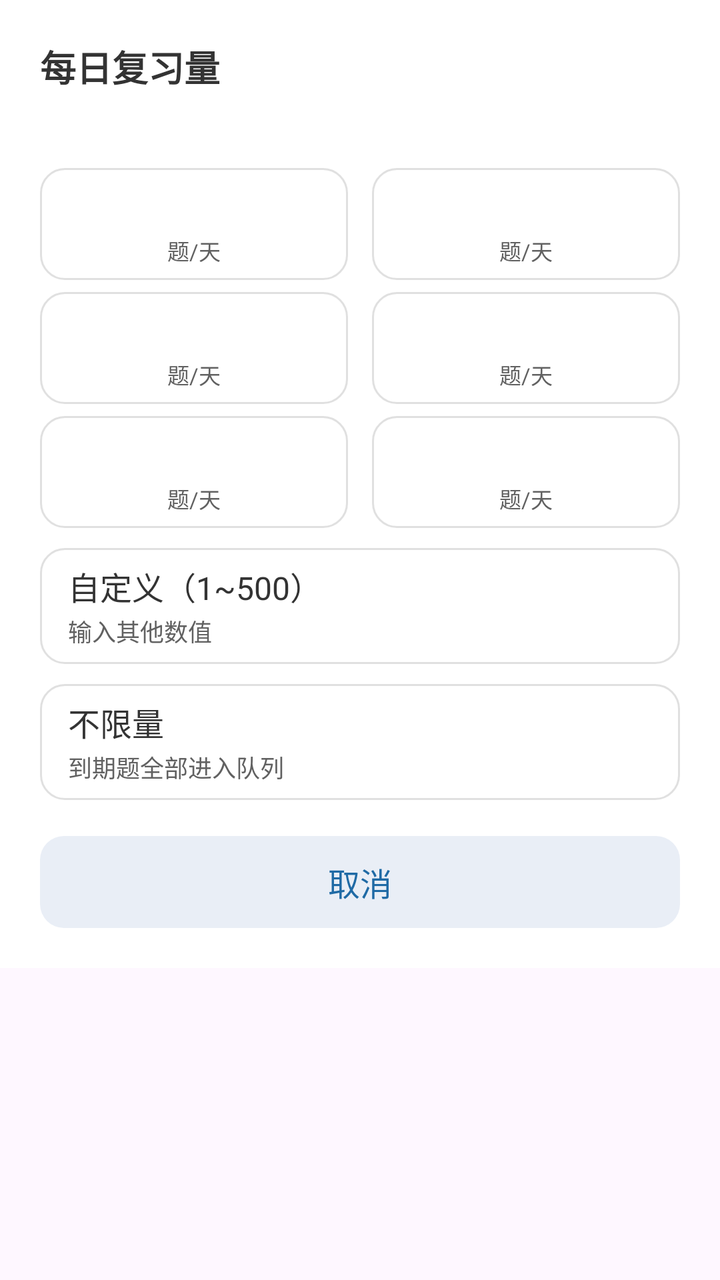
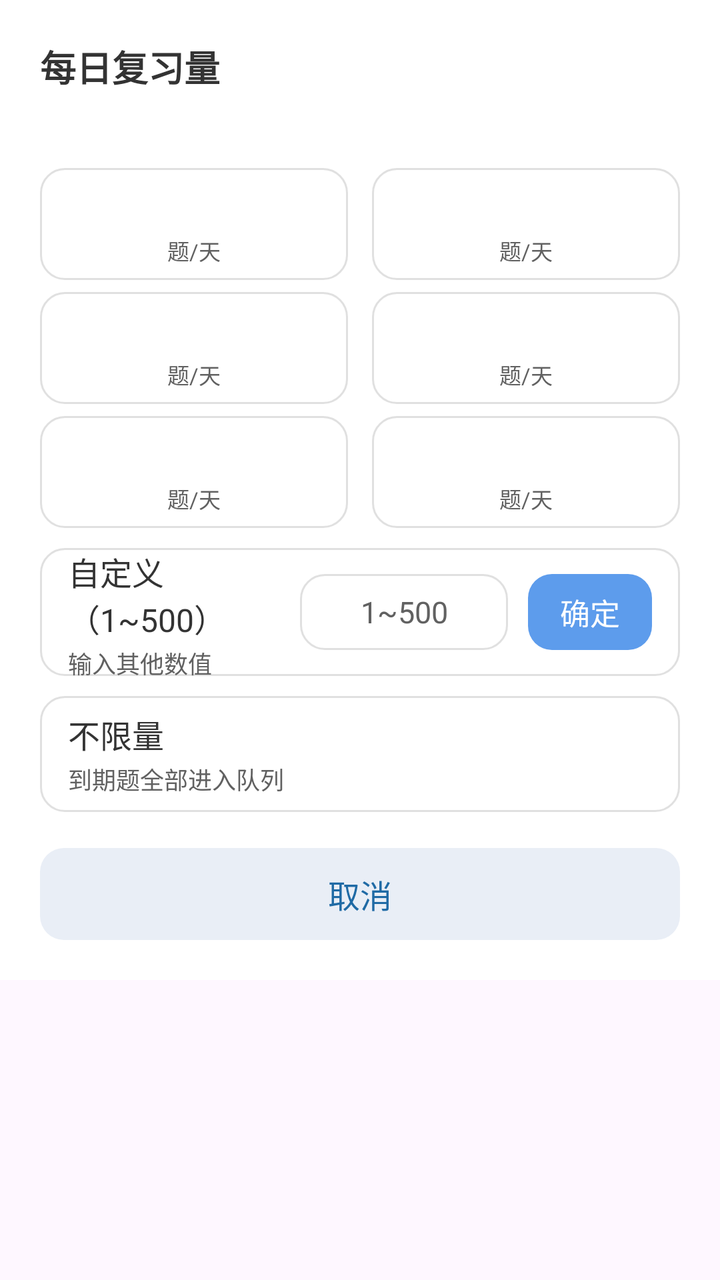

Before-and-after screenshots of an Android layout around one commit, followed by the original layout XML and the change that was made.
<!-- AndroidManifest.xml: application theme Theme.Demo -->
<!-- res/layout/dialog_budget.xml -->
<?xml version="1.0" encoding="utf-8"?>
<androidx.core.widget.NestedScrollView xmlns:android="http://schemas.android.com/apk/res/android"
    android:layout_width="match_parent"
    android:layout_height="wrap_content"
    android:fillViewport="false">

    <LinearLayout
        android:layout_width="match_parent"
        android:layout_height="wrap_content"
        android:orientation="vertical"
        android:background="@color/home_card"
        android:padding="20dp">

    <TextView
        android:id="@+id/tv_budget_title"
        android:layout_width="match_parent"
        android:layout_height="wrap_content"
        android:text="每日复习量"
        android:textSize="18sp"
        android:textStyle="bold"
        android:textColor="@color/home_text_primary" />

    <TextView
        android:id="@+id/tv_budget_current"
        android:layout_width="match_parent"
        android:layout_height="wrap_content"
        android:layout_marginTop="4dp"
        android:textSize="13sp"
        android:textColor="@color/home_text_secondary" />

    
    <LinearLayout
        android:layout_width="match_parent"
        android:layout_height="wrap_content"
        android:orientation="horizontal"
        android:layout_marginTop="16dp">

        <LinearLayout
            android:id="@+id/chip_0"
            android:layout_width="0dp"
            android:layout_height="56dp"
            android:layout_weight="1"
            android:layout_marginEnd="6dp"
            android:orientation="vertical"
            android:gravity="center"
            android:background="@drawable/bg_budget_option_normal"
            android:clickable="true"
            android:focusable="true"
            android:foreground="?attr/selectableItemBackground">

            <TextView
                android:id="@+id/chip_num_0"
                android:layout_width="wrap_content"
                android:layout_height="wrap_content"
                android:textSize="18sp"
                android:textStyle="bold"
                android:textColor="@color/home_text_primary" />

            <TextView
                android:layout_width="wrap_content"
                android:layout_height="wrap_content"
                android:layout_marginTop="2dp"
                android:text="题/天"
                android:textSize="11sp"
                android:textColor="@color/home_text_secondary" />
        </LinearLayout>

        <LinearLayout
            android:id="@+id/chip_1"
            android:layout_width="0dp"
            android:layout_height="56dp"
            android:layout_weight="1"
            android:layout_marginStart="6dp"
            android:orientation="vertical"
            android:gravity="center"
            android:background="@drawable/bg_budget_option_normal"
            android:clickable="true"
            android:focusable="true"
            android:foreground="?attr/selectableItemBackground">

            <TextView
                android:id="@+id/chip_num_1"
                android:layout_width="wrap_content"
                android:layout_height="wrap_content"
                android:textSize="18sp"
                android:textStyle="bold"
                android:textColor="@color/home_text_primary" />

            <TextView
                android:layout_width="wrap_content"
                android:layout_height="wrap_content"
                android:layout_marginTop="2dp"
                android:text="题/天"
                android:textSize="11sp"
                android:textColor="@color/home_text_secondary" />
        </LinearLayout>
    </LinearLayout>

    <LinearLayout
        android:layout_width="match_parent"
        android:layout_height="wrap_content"
        android:orientation="horizontal"
        android:layout_marginTop="6dp">

        <LinearLayout
            android:id="@+id/chip_2"
            android:layout_width="0dp"
            android:layout_height="56dp"
            android:layout_weight="1"
            android:layout_marginEnd="6dp"
            android:orientation="vertical"
            android:gravity="center"
            android:background="@drawable/bg_budget_option_normal"
            android:clickable="true"
            android:focusable="true"
            android:foreground="?attr/selectableItemBackground">

            <TextView
                android:id="@+id/chip_num_2"
                android:layout_width="wrap_content"
                android:layout_height="wrap_content"
                android:textSize="18sp"
                android:textStyle="bold"
                android:textColor="@color/home_text_primary" />

            <TextView
                android:layout_width="wrap_content"
                android:layout_height="wrap_content"
                android:layout_marginTop="2dp"
                android:text="题/天"
                android:textSize="11sp"
                android:textColor="@color/home_text_secondary" />
        </LinearLayout>

        <LinearLayout
            android:id="@+id/chip_3"
            android:layout_width="0dp"
            android:layout_height="56dp"
            android:layout_weight="1"
            android:layout_marginStart="6dp"
            android:orientation="vertical"
            android:gravity="center"
            android:background="@drawable/bg_budget_option_normal"
            android:clickable="true"
            android:focusable="true"
            android:foreground="?attr/selectableItemBackground">

            <TextView
                android:id="@+id/chip_num_3"
                android:layout_width="wrap_content"
                android:layout_height="wrap_content"
                android:textSize="18sp"
                android:textStyle="bold"
                android:textColor="@color/home_text_primary" />

            <TextView
                android:layout_width="wrap_content"
                android:layout_height="wrap_content"
                android:layout_marginTop="2dp"
                android:text="题/天"
                android:textSize="11sp"
                android:textColor="@color/home_text_secondary" />
        </LinearLayout>
    </LinearLayout>

    <LinearLayout
        android:layout_width="match_parent"
        android:layout_height="wrap_content"
        android:orientation="horizontal"
        android:layout_marginTop="6dp">

        <LinearLayout
            android:id="@+id/chip_4"
            android:layout_width="0dp"
            android:layout_height="56dp"
            android:layout_weight="1"
            android:layout_marginEnd="6dp"
            android:orientation="vertical"
            android:gravity="center"
            android:background="@drawable/bg_budget_option_normal"
            android:clickable="true"
            android:focusable="true"
            android:foreground="?attr/selectableItemBackground">

            <TextView
                android:id="@+id/chip_num_4"
                android:layout_width="wrap_content"
                android:layout_height="wrap_content"
                android:textSize="18sp"
                android:textStyle="bold"
                android:textColor="@color/home_text_primary" />

            <TextView
                android:layout_width="wrap_content"
                android:layout_height="wrap_content"
                android:layout_marginTop="2dp"
                android:text="题/天"
                android:textSize="11sp"
                android:textColor="@color/home_text_secondary" />
        </LinearLayout>

        <LinearLayout
            android:id="@+id/chip_5"
            android:layout_width="0dp"
            android:layout_height="56dp"
            android:layout_weight="1"
            android:layout_marginStart="6dp"
            android:orientation="vertical"
            android:gravity="center"
            android:background="@drawable/bg_budget_option_normal"
            android:clickable="true"
            android:focusable="true"
            android:foreground="?attr/selectableItemBackground">

            <TextView
                android:id="@+id/chip_num_5"
                android:layout_width="wrap_content"
                android:layout_height="wrap_content"
                android:textSize="18sp"
                android:textStyle="bold"
                android:textColor="@color/home_text_primary" />

            <TextView
                android:layout_width="wrap_content"
                android:layout_height="wrap_content"
                android:layout_marginTop="2dp"
                android:text="题/天"
                android:textSize="11sp"
                android:textColor="@color/home_text_secondary" />
        </LinearLayout>
    </LinearLayout>

    
    <LinearLayout
        android:id="@+id/row_custom"
        android:layout_width="match_parent"
        android:layout_height="58dp"
        android:orientation="horizontal"
        android:gravity="center_vertical"
        android:layout_marginTop="10dp"
        android:paddingLeft="14dp"
        android:paddingRight="14dp"
        android:background="@drawable/bg_budget_option_normal"
        android:clickable="true"
        android:focusable="true"
        android:foreground="?attr/selectableItemBackground">

        <LinearLayout
            android:layout_width="0dp"
            android:layout_height="wrap_content"
            android:layout_weight="1"
            android:orientation="vertical">

            <TextView
                android:id="@+id/row_custom_title"
                android:layout_width="wrap_content"
                android:layout_height="wrap_content"
                android:text="自定义（1~500）"
                android:textSize="16sp"
                android:textColor="@color/home_text_primary" />

            <TextView
                android:id="@+id/row_custom_sub"
                android:layout_width="wrap_content"
                android:layout_height="wrap_content"
                android:layout_marginTop="2dp"
                android:text="输入其他数值"
                android:textSize="12sp"
                android:textColor="@color/home_text_secondary" />
        </LinearLayout>
    </LinearLayout>

    
    <LinearLayout
        android:id="@+id/row_unlimited"
        android:layout_width="match_parent"
        android:layout_height="58dp"
        android:orientation="horizontal"
        android:gravity="center_vertical"
        android:layout_marginTop="10dp"
        android:paddingLeft="14dp"
        android:paddingRight="14dp"
        android:background="@drawable/bg_budget_option_normal"
        android:clickable="true"
        android:focusable="true"
        android:foreground="?attr/selectableItemBackground">

        <LinearLayout
            android:layout_width="0dp"
            android:layout_height="wrap_content"
            android:layout_weight="1"
            android:orientation="vertical">

            <TextView
                android:id="@+id/row_unlimited_title"
                android:layout_width="wrap_content"
                android:layout_height="wrap_content"
                android:text="不限量"
                android:textSize="16sp"
                android:textColor="@color/home_text_primary" />

            <TextView
                android:id="@+id/row_unlimited_sub"
                android:layout_width="wrap_content"
                android:layout_height="wrap_content"
                android:layout_marginTop="2dp"
                android:text="到期题全部进入队列"
                android:textSize="12sp"
                android:textColor="@color/home_text_secondary" />
        </LinearLayout>
    </LinearLayout>

    <TextView
        android:id="@+id/btn_budget_cancel"
        android:layout_width="match_parent"
        android:layout_height="46dp"
        android:layout_marginTop="18dp"
        android:background="@drawable/bg_prompt_button"
        android:backgroundTint="#E9EEF6"
        android:gravity="center"
        android:text="取消"
        android:textSize="16sp"
        android:textColor="@color/detail_primary"
        android:clickable="true"
        android:focusable="true" />

    </LinearLayout>

</androidx.core.widget.NestedScrollView>
<!-- resources referenced by this layout -->
<resources>
  <color name="detail_primary">#1F6AA5</color>
  <color name="home_card">#FFFFFF</color>
  <color name="home_text_primary">#333333</color>
  <color name="home_text_secondary">#616161</color>
  <!-- drawable bg_budget_option_normal (drawable) -->
  <?xml version="1.0" encoding="utf-8"?>
  <shape xmlns:android="http://schemas.android.com/apk/res/android"
      android:shape="rectangle">
      <corners android:radius="12dp" />
      <solid android:color="@color/home_card" />
      <stroke android:width="1dp" android:color="@color/home_stroke" />
  </shape>
  <!-- drawable bg_prompt_button (drawable) -->
  <?xml version="1.0" encoding="utf-8"?>
  <shape xmlns:android="http://schemas.android.com/apk/res/android"
      android:shape="rectangle">
      <corners android:radius="12dp" />
      <solid android:color="#FFFFFF" />
  </shape>
  <style name="Theme.Demo" parent="Base.Theme.Demo" />
  <color name="home_stroke">#E0E0E0</color>
  <style name="Base.Theme.Demo" parent="Theme.Material3.DayNight.NoActionBar">
          
          
      </style>
</resources>

<!-- the commit's change to res/layout/dialog_budget.xml (unified diff, before → after) -->
@@ -234,14 +234,14 @@
     <LinearLayout
         android:id="@+id/row_custom"
         android:layout_width="match_parent"
-        android:layout_height="58dp"
+        android:layout_height="64dp"
         android:orientation="horizontal"
         android:gravity="center_vertical"
         android:layout_marginTop="10dp"
         android:paddingLeft="14dp"
         android:paddingRight="14dp"
         android:background="@drawable/bg_budget_option_normal"
-        android:clickable="true"
+        android:clickable="false"
         android:focusable="true"
         android:foreground="?attr/selectableItemBackground">
 
@@ -268,6 +268,38 @@
                 android:textSize="12sp"
                 android:textColor="@color/home_text_secondary" />
         </LinearLayout>
+
+        <EditText
+            android:id="@+id/row_custom_input"
+            android:layout_width="104dp"
+            android:layout_height="38dp"
+            android:gravity="center"
+            android:inputType="number"
+            android:maxLength="3"
+            android:hint="1~500"
+            android:textSize="15sp"
+            android:textColor="@color/home_text_primary"
+            android:textColorHint="@color/home_text_secondary"
+            android:background="@drawable/bg_budget_option_normal"
+            android:paddingLeft="6dp"
+            android:paddingRight="6dp" />
+
+        <TextView
+            android:id="@+id/btn_custom_confirm"
+            android:layout_width="wrap_content"
+            android:layout_height="38dp"
+            android:layout_marginStart="10dp"
+            android:paddingLeft="16dp"
+            android:paddingRight="16dp"
+            android:gravity="center"
+            android:text="确定"
+            android:textSize="15sp"
+            android:textColor="@color/home_card"
+            android:background="@drawable/bg_prompt_button"
+            android:backgroundTint="@color/home_primary"
+            android:clickable="true"
+            android:focusable="true"
+            android:foreground="?attr/selectableItemBackground" />
     </LinearLayout>
 
     
<!-- resource entries referenced after the edit -->
@@ -2,6 +2,7 @@
 <resources>
   <color name="detail_primary">#1F6AA5</color>
   <color name="home_card">#FFFFFF</color>
+  <color name="home_primary">#5D9CEC</color>
   <color name="home_text_primary">#333333</color>
   <color name="home_text_secondary">#616161</color>
   <!-- drawable bg_budget_option_normal (drawable) -->
